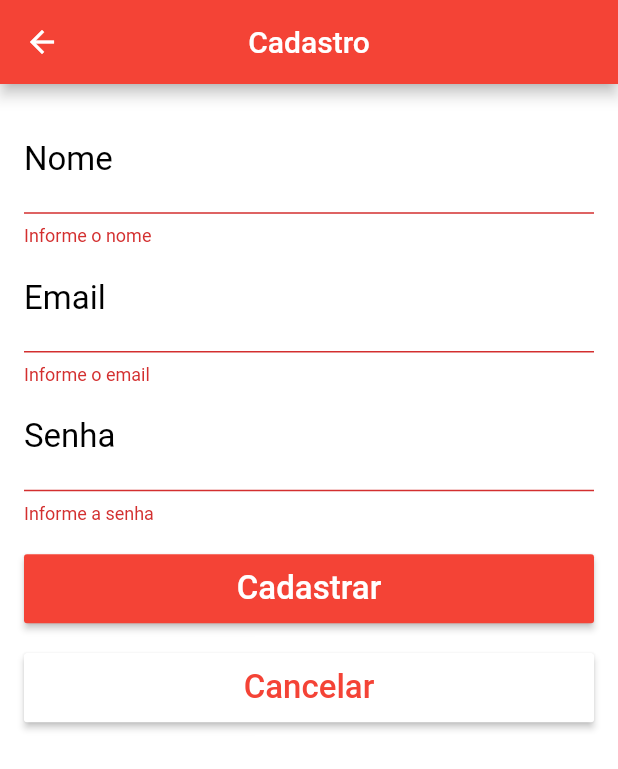
After one commit to robsonsilv4/carros, a Flutter app: the CadastroPage screen opened directly, after a tap on "Cadastrar", on a phone screen of 412 x 824 dp. The commit adds this screen. Shown: the top 769 px of the screen. Run offline on Flutter 3.47's test engine with Material 2 defaults, Android fonts, the phone set to English and light mode, and no system bars; our stand-ins replace cached_network_image, connectivity, firebase_auth, google_maps_flutter, google_sign_in, image_picker and 4 more; missing offline and left inert: flutter_auth_buttons; accounts and stored records are empty.

Commit message:
add: login, cadastro com firebase e refatoraçao

```diff
--- /dev/null
+++ b/lib/firebase/firebase_service.dart
@@ -0,0 +1,99 @@
+import 'package:firebase_auth/firebase_auth.dart';
+import 'package:flutter/services.dart';
+import 'package:google_sign_in/google_sign_in.dart';
+
+import '../pages/api_response.dart';
+import '../pages/login/usuario.dart';
+
+class FirebaseService {
+  final GoogleSignIn _googleSignIn = GoogleSignIn();
+  final FirebaseAuth _auth = FirebaseAuth.instance;
+
+  Future<ApiResponse> login(String email, String senha) async {
+    try {
+      // Login no Firebase
+      AuthResult result =
+          await _auth.signInWithEmailAndPassword(email: email, password: senha);
+      final FirebaseUser fUser = result.user;
+
+      // Cria um usuario do app
+      final user = Usuario(
+        nome: fUser.displayName,
+        login: fUser.email,
+        email: fUser.email,
+        urlFoto: fUser.photoUrl,
+      );
+      user.save();
+
+      // Resposta genérica
+      return ApiResponse.ok();
+    } catch (error) {
+      return ApiResponse.error(message: 'Não foi possível fazer o login');
+    }
+  }
+
+  Future<ApiResponse> loginGoogle() async {
+    try {
+      // Login com o Google
+      final GoogleSignInAccount googleUser = await _googleSignIn.signIn();
+      final GoogleSignInAuthentication googleAuth =
+          await googleUser.authentication;
+
+      // Credenciais para o Firebase
+      final AuthCredential credential = GoogleAuthProvider.getCredential(
+        accessToken: googleAuth.accessToken,
+        idToken: googleAuth.idToken,
+      );
+
+      // Login no Firebase
+      AuthResult result = await _auth.signInWithCredential(credential);
+      final FirebaseUser fUser = result.user;
+
+      // Cria um usuario do app
+      final user = Usuario(
+        nome: fUser.displayName,
+        login: fUser.email,
+        email: fUser.email,
+        urlFoto: fUser.photoUrl,
+      );
+      user.save();
+
+      // Resposta genérica
+      return ApiResponse.ok();
+    } catch (error) {
+      return ApiResponse.error(message: 'Não foi possível fazer o login');
+    }
+  }
+
+  Future<ApiResponse> cadastrar(String nome, String email, String senha) async {
+    try {
+      // Usuario do Firebase
+      AuthResult result = await _auth.createUserWithEmailAndPassword(
+          email: email, password: senha);
+      final FirebaseUser fUser = result.user;
+
+      // Dados para atualizar o usuário
+      final userUpdateInfo = UserUpdateInfo();
+      userUpdateInfo.displayName = nome;
+      userUpdateInfo.photoUrl =
+          'https://s3-sa-east-1.amazonaws.com/livetouch-temp/livrows/foto.png';
+
+      fUser.updateProfile(userUpdateInfo);
+
+      // Resposta genérica
+      return ApiResponse.ok(message: 'Usuário criado com sucesso');
+    } catch (error) {
+      if (error is PlatformException) {
+        return ApiResponse.error(
+            message: 'Erro ao criar um usuário.\n\n${error.message}');
+      }
+
+      return ApiResponse.error(message: 'Não foi possível criar um usuário.');
+    }
+  }
+
+  Future<void> logout() async {
+    await _auth.signOut();
+    await _googleSignIn.signOut();
+  }
+}
--- a/lib/pages/api_response.dart
+++ b/lib/pages/api_response.dart
@@ -1,13 +1,13 @@
 class ApiResponse<T> {
   bool ok;
-  String msg;
+  String message;
   T result;
 
-  ApiResponse.ok(this.result) {
+  ApiResponse.ok({this.result, this.message}) {
     ok = true;
   }
 
-  ApiResponse.error(this.msg) {
+  ApiResponse.error({this.result, this.message}) {
     ok = false;
   }
 }
--- /dev/null
+++ b/lib/pages/cadastro/cadastro_page.dart
@@ -0,0 +1,210 @@
+import 'package:flutter/material.dart';
+
+import '../../firebase/firebase_service.dart';
+import '../../utils/alert.dart';
+import '../../utils/nav.dart';
+import '../carro/home_page.dart';
+import '../login/login_page.dart';
+
+class CadastroPage extends StatefulWidget {
+  @override
+  _CadastroPageState createState() => _CadastroPageState();
+}
+
+class _CadastroPageState extends State<CadastroPage> {
+  final _tNome = TextEditingController();
+  final _tEmail = TextEditingController();
+  final _tSenha = TextEditingController();
+
+  final GlobalKey<FormState> _formKey = GlobalKey<FormState>();
+
+  var _progress = false;
+
+  void initState() {
+    super.initState();
+  }
+
+  @override
+  Widget build(BuildContext context) {
+    return Scaffold(
+      appBar: AppBar(
+        centerTitle: true,
+        title: Text('Cadastro'),
+      ),
+      body: Padding(
+        padding: EdgeInsets.all(16),
+        child: _body(context),
+      ),
+    );
+  }
+
+  _body(BuildContext context) {
+    return Form(
+      key: _formKey,
+      child: ListView(
+        children: <Widget>[
+          TextFormField(
+            controller: _tNome,
+            validator: _validateNome,
+            keyboardType: TextInputType.text,
+            style: TextStyle(
+              color: Theme.of(context).primaryColor,
+              fontSize: 22,
+            ),
+            decoration: InputDecoration(
+              labelText: 'Nome',
+              labelStyle: TextStyle(
+                color: Colors.black,
+                fontSize: 22,
+              ),
+              hintText: 'Digite o seu nome',
+              hintStyle: TextStyle(
+                color: Colors.black,
+                fontSize: 18,
+              ),
+            ),
+          ),
+          TextFormField(
+            controller: _tEmail,
+            validator: _validateLogin,
+            keyboardType: TextInputType.text,
+            style: TextStyle(
+              color: Theme.of(context).primaryColor,
+              fontSize: 22,
+            ),
+            decoration: InputDecoration(
+              labelText: 'Email',
+              labelStyle: TextStyle(
+                color: Colors.black,
+                fontSize: 22,
+              ),
+              hintText: 'Digite o seu email',
+              hintStyle: TextStyle(
+                color: Colors.black,
+                fontSize: 18,
+              ),
+            ),
+          ),
+          TextFormField(
+            controller: _tSenha,
+            validator: _validateSenha,
+            obscureText: true,
+            keyboardType: TextInputType.number,
+            style: TextStyle(
+              color: Theme.of(context).primaryColor,
+              fontSize: 22,
+            ),
+            decoration: InputDecoration(
+              labelText: 'Senha',
+              labelStyle: TextStyle(
+                color: Colors.black,
+                fontSize: 22,
+              ),
+              hintText: 'Digite a sua Senha',
+              hintStyle: TextStyle(
+                color: Colors.black,
+                fontSize: 18,
+              ),
+            ),
+          ),
+          Container(
+            height: 46,
+            margin: EdgeInsets.only(top: 20),
+            child: RaisedButton(
+              color: Theme.of(context).primaryColor,
+              child: _progress
+                  ? CircularProgressIndicator(
+                      valueColor: AlwaysStoppedAnimation(Colors.white),
+                    )
+                  : Text(
+                      'Cadastrar',
+                      style: TextStyle(
+                        color: Colors.white,
+                        fontSize: 22,
+                      ),
+                    ),
+              onPressed: () {
+                _onClickCadastrar(context);
+              },
+            ),
+          ),
+          Container(
+            height: 46,
+            margin: EdgeInsets.only(top: 20),
+            child: RaisedButton(
+              color: Colors.white,
+              child: Text(
+                'Cancelar',
+                style: TextStyle(
+                  color: Theme.of(context).primaryColor,
+                  fontSize: 22,
+                ),
+              ),
+              onPressed: () {
+                _onClickCancelar(context);
+              },
+            ),
+          ),
+        ],
+      ),
+    );
+  }
+
+  String _validateNome(String text) {
+    if (text.isEmpty) {
+      return 'Informe o nome';
+    }
+
+    return null;
+  }
+
+  String _validateLogin(String text) {
+    if (text.isEmpty) {
+      return 'Informe o email';
+    }
+
+    return null;
+  }
+
+  String _validateSenha(String text) {
+    if (text.isEmpty) {
+      return 'Informe a senha';
+    }
+    if (text.length <= 2) {
+      return 'Senha precisa ter mais de 2 números';
+    }
+
+    return null;
+  }
+
+  _onClickCancelar(context) {
+    push(context, LoginPage(), replace: true);
+  }
+
+  _onClickCadastrar(context) async {
+    String nome = _tNome.text;
+    String email = _tEmail.text;
+    String senha = _tSenha.text;
+
+    if (!_formKey.currentState.validate()) {
+      return;
+    }
+
+    setState(() {
+      _progress = true;
+    });
+
+    final service = FirebaseService();
+    final response = await service.cadastrar(nome, email, senha);
+
+    if (response.ok) {
+      push(context, HomePage(), replace: true);
+    } else {
+      alert(context, response.message);
+    }
+
+    setState(() {
+      _progress = false;
+    });
+  }
+}
--- a/lib/pages/carro/carro_form_page.dart
+++ b/lib/pages/carro/carro_form_page.dart
@@ -235,7 +235,7 @@ class _CarroFormPageState extends State<CarroFormPage> {
         pop(context);
       });
     } else {
-      alert(context, response.msg);
+      alert(context, response.message);
     }
 
     setState(() {
--- a/lib/pages/carro/carro_page.dart
+++ b/lib/pages/carro/carro_page.dart
@@ -214,7 +214,7 @@ class _CarroPageState extends State<CarroPage> {
         pop(context);
       });
     } else {
-      alert(context, response.msg);
+      alert(context, response.message);
     }
   }
 
--- a/lib/utils/http_helper.dart
+++ b/lib/utils/http_helper.dart
@@ -3,8 +3,8 @@ import 'package:http/http.dart' as http;
 import '../pages/login/usuario.dart';
 
 Future<http.Response> get(String url) async {
-  final headers = await _headers();
-  var response = await http.get(url, headers: headers);
+  // final headers = await _headers();
+  var response = await http.get(url);
   return response;
 }
 
--- a/lib/utils/upload_service.dart
+++ b/lib/utils/upload_service.dart
@@ -45,10 +45,10 @@ class UploadService {
 
       String urlFoto = map["url"];
 
-      return ApiResponse.ok(urlFoto);
+      return ApiResponse.ok(result: urlFoto);
     } catch (error) {
       print(error);
-      return ApiResponse.error('Não foi possível fazer o upload.');
+      return ApiResponse.error(message: 'Não foi possível fazer o upload.');
     }
   }
 
```
Also changed, not shown: lib/pages/carro/carro_api.dart (+15 -22 lines), lib/pages/login/login_api.dart (+8 -10 lines), lib/pages/login/login_page.dart (+31 -3 lines), lib/pages/login/splash_page.dart (+3 -4 lines), lib/widgets/drawer_list.dart (+13 -10 lines).
